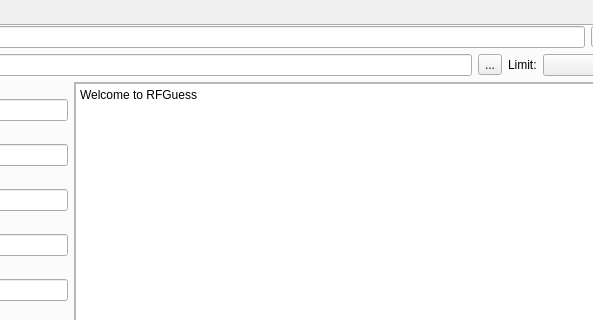
Above: ui/rfguess.ui from PadishahIII/RFGuess before the change; both pictures show x 562 to 1155 and y 0 to 320 of the 1434 by 675 pixel window. Below: the same form after it.
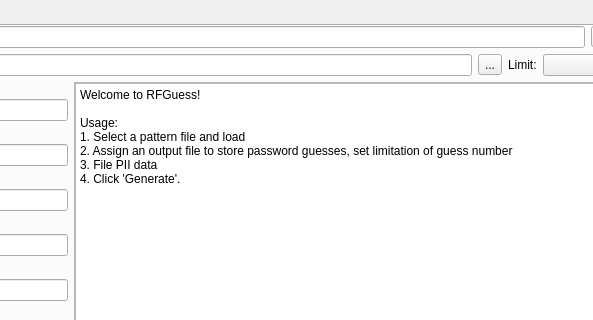
That is the form after the change.

The edit to the form file:
```diff
--- a/ui/rfguess.ui
+++ b/ui/rfguess.ui
@@ -262,7 +262,13 @@
 &lt;html&gt;&lt;head&gt;&lt;meta name=&quot;qrichtext&quot; content=&quot;1&quot; /&gt;&lt;style type=&quot;text/css&quot;&gt;
 p, li { white-space: pre-wrap; }
 &lt;/style&gt;&lt;/head&gt;&lt;body style=&quot; font-family:'SimSun'; font-size:9pt; font-weight:400; font-style:normal;&quot;&gt;
-&lt;p style=&quot; margin-top:12px; margin-bottom:12px; margin-left:0px; margin-right:0px; -qt-block-indent:0; text-indent:0px;&quot;&gt;Welcome to RFGuess&lt;/p&gt;&lt;/body&gt;&lt;/html&gt;</string>
+&lt;p style=&quot; margin-top:0px; margin-bottom:0px; margin-left:0px; margin-right:0px; -qt-block-indent:0; text-indent:0px;&quot;&gt;Welcome to RFGuess!&lt;/p&gt;
+&lt;p style=&quot;-qt-paragraph-type:empty; margin-top:0px; margin-bottom:0px; margin-left:0px; margin-right:0px; -qt-block-indent:0; text-indent:0px;&quot;&gt;&lt;br /&gt;&lt;/p&gt;
+&lt;p style=&quot; margin-top:0px; margin-bottom:0px; margin-left:0px; margin-right:0px; -qt-block-indent:0; text-indent:0px;&quot;&gt;Usage:&lt;/p&gt;
+&lt;p style=&quot; margin-top:0px; margin-bottom:0px; margin-left:0px; margin-right:0px; -qt-block-indent:0; text-indent:0px;&quot;&gt;1. Select a pattern file and load&lt;/p&gt;
+&lt;p style=&quot; margin-top:0px; margin-bottom:0px; margin-left:0px; margin-right:0px; -qt-block-indent:0; text-indent:0px;&quot;&gt;2. Assign an output file to store password guesses, set limitation of guess number&lt;/p&gt;
+&lt;p style=&quot; margin-top:0px; margin-bottom:0px; margin-left:0px; margin-right:0px; -qt-block-indent:0; text-indent:0px;&quot;&gt;3. File PII data&lt;/p&gt;
+&lt;p style=&quot; margin-top:0px; margin-bottom:0px; margin-left:0px; margin-right:0px; -qt-block-indent:0; text-indent:0px;&quot;&gt;4. Click 'Generate'.&lt;/p&gt;&lt;/body&gt;&lt;/html&gt;</string>
                </property>
               </widget>
              </widget>
```
Left out of the diff: 8 changed lines with no effect on the pictures.
